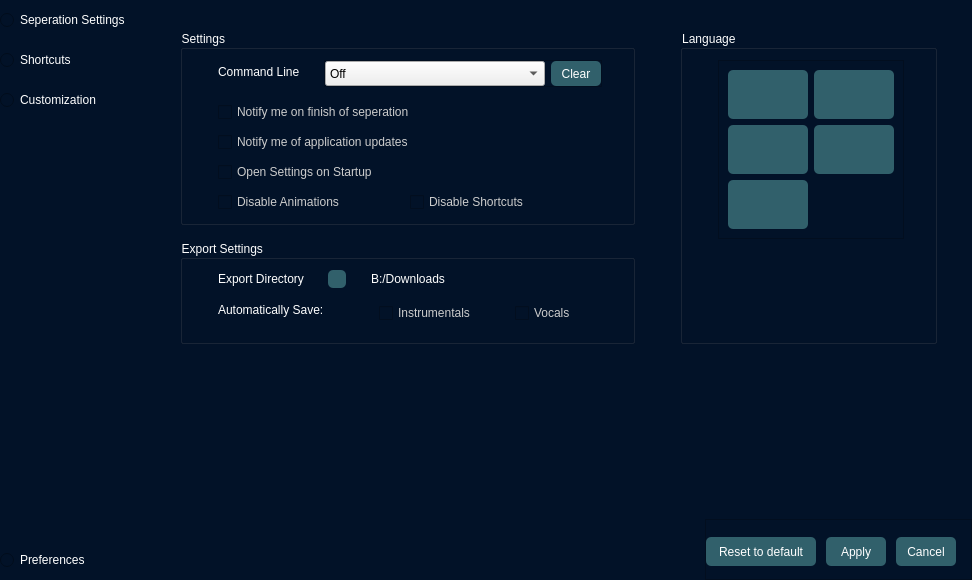
This is src/resources/ui_files/settingswindow.ui in Anjok07/ultimatevocalremovergui as Qt 5 draws it before an edit. The edited form follows.
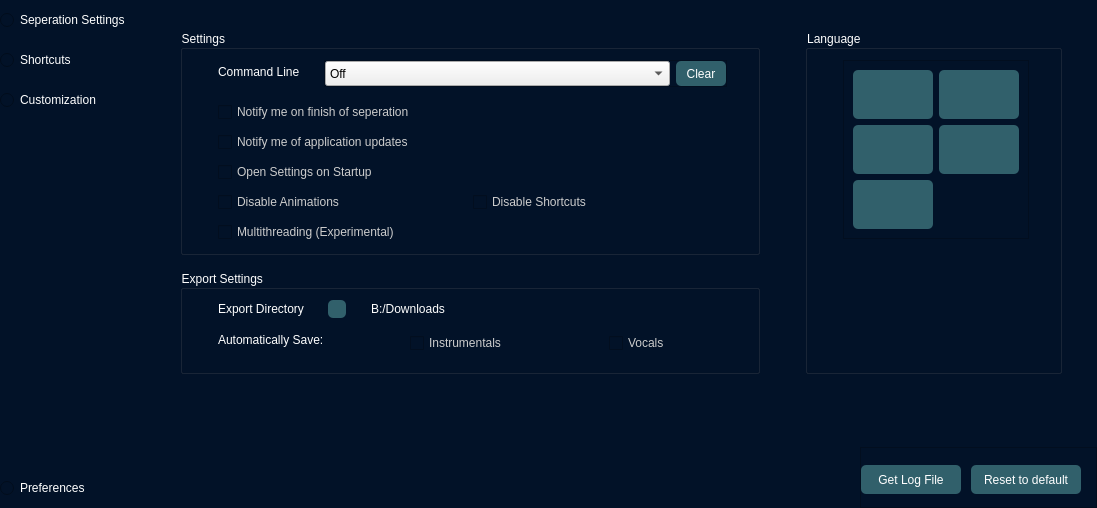
This is the edited form. The open tabs and pages were chosen to show the change.

What changed in the file:
```diff
--- a/src/resources/ui_files/settingswindow.ui
+++ b/src/resources/ui_files/settingswindow.ui
@@ -9,8 +9,8 @@
    <rect>
     <x>0</x>
     <y>0</y>
-    <width>972</width>
-    <height>580</height>
+    <width>1097</width>
+    <height>508</height>
    </rect>
   </property>
   <property name="windowTitle">
@@ -1609,8 +1609,8 @@
               <rect>
                <x>0</x>
                <y>0</y>
-               <width>792</width>
-               <height>519</height>
+               <width>917</width>
+               <height>447</height>
               </rect>
              </property>
              <property name="minimumSize">
@@ -1924,6 +1924,33 @@
                                </property>
                               </widget>
                              </item>
+                             <item row="2" column="0">
+                              <widget class="QCheckBox" name="checkBox_settingsStartup">
+                               <property name="text">
+                                <string>Open Settings on Startup</string>
+                               </property>
+                              </widget>
+                             </item>
+                             <item row="0" column="0" colspan="2">
+                              <widget class="QCheckBox" name="checkBox_notifiyOnFinish">
+                               <property name="text">
+                                <string>Notify me on finish of seperation</string>
+                               </property>
+                              </widget>
+                             </item>
+                             <item row="5" column="0">
+                              <widget class="QCheckBox" name="checkBox_multiThreading">
+                               <property name="enabled">
+                                <bool>false</bool>
+                               </property>
+                               <property name="toolTip">
+                                <string>Process multiple files simultaneously</string>
+                               </property>
+                               <property name="text">
+                                <string>Multithreading (Experimental)</string>
+                               </property>
+                              </widget>
+                             </item>
                             </layout>
                            </widget>
                           </item>
@@ -2396,6 +2423,25 @@
          <property name="bottomMargin">
           <number>15</number>
          </property>
+         <item>
+          <widget class="QPushButton" name="pushButton">
+           <property name="minimumSize">
+            <size>
+             <width>100</width>
+             <height>29</height>
+            </size>
+           </property>
+           <property name="maximumSize">
+            <size>
+             <width>16777215</width>
+             <height>25</height>
+            </size>
+           </property>
+           <property name="text">
+            <string>Get Log File</string>
+           </property>
+          </widget>
+         </item>
          <item>
           <widget class="QPushButton" name="pushButton_resetDefault">
            <property name="sizePolicy">
@@ -2421,56 +2467,6 @@
            </property>
           </widget>
          </item>
-         <item>
-          <widget class="QPushButton" name="pushButton_apply">
-           <property name="sizePolicy">
-            <sizepolicy hsizetype="Minimum" vsizetype="Minimum">
-             <horstretch>0</horstretch>
-             <verstretch>0</verstretch>
-            </sizepolicy>
-           </property>
-           <property name="minimumSize">
-            <size>
-             <width>60</width>
-             <height>29</height>
-            </size>
-           </property>
-           <property name="maximumSize">
-            <size>
-             <width>16777215</width>
-             <height>25</height>
-            </size>
-           </property>
-           <property name="text">
-            <string>Apply</string>
-           </property>
-          </widget>
-         </item>
-         <item>
-          <widget class="QPushButton" name="pushButton_cancel">
-           <property name="sizePolicy">
-            <sizepolicy hsizetype="Minimum" vsizetype="Minimum">
-             <horstretch>0</horstretch>
-             <verstretch>0</verstretch>
-            </sizepolicy>
-           </property>
-           <property name="minimumSize">
-            <size>
-             <width>60</width>
-             <height>29</height>
-            </size>
-           </property>
-           <property name="maximumSize">
-            <size>
-             <width>16777215</width>
-             <height>25</height>
-            </size>
-           </property>
-           <property name="text">
-            <string>Cancel</string>
-           </property>
-          </widget>
-         </item>
         </layout>
        </widget>
       </item>
```
Left out of the diff: 33 changed lines with no effect on the pictures.
